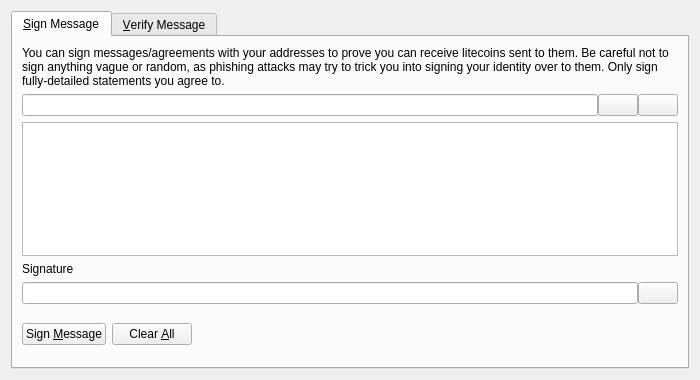
Qt form src/qt/forms/signverifymessagedialog.ui (maa123/JCN) before a commit.
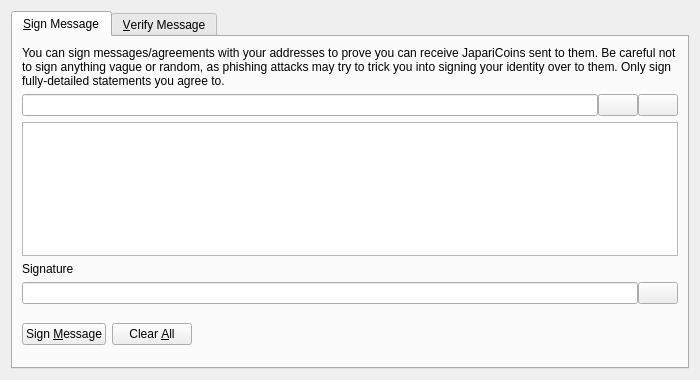
The same form after that commit. Icons and pictures are not drawn. Custom widgets are drawn as their Qt base class.

The edit to the form file:
```diff
--- a/src/qt/forms/signverifymessagedialog.ui
+++ b/src/qt/forms/signverifymessagedialog.ui
@@ -30,7 +30,7 @@
        <item>
         <widget class="QLabel" name="infoLabel_SM">
          <property name="text">
-          <string>You can sign messages/agreements with your addresses to prove you can receive litecoins sent to them. Be careful not to sign anything vague or random, as phishing attacks may try to trick you into signing your identity over to them. Only sign fully-detailed statements you agree to.</string>
+          <string>You can sign messages/agreements with your addresses to prove you can receive JapariCoins sent to them. Be careful not to sign anything vague or random, as phishing attacks may try to trick you into signing your identity over to them. Only sign fully-detailed statements you agree to.</string>
          </property>
          <property name="textFormat">
           <enum>Qt::PlainText</enum>
```
Left out of the diff: 8 changed lines with no effect on the pictures.
